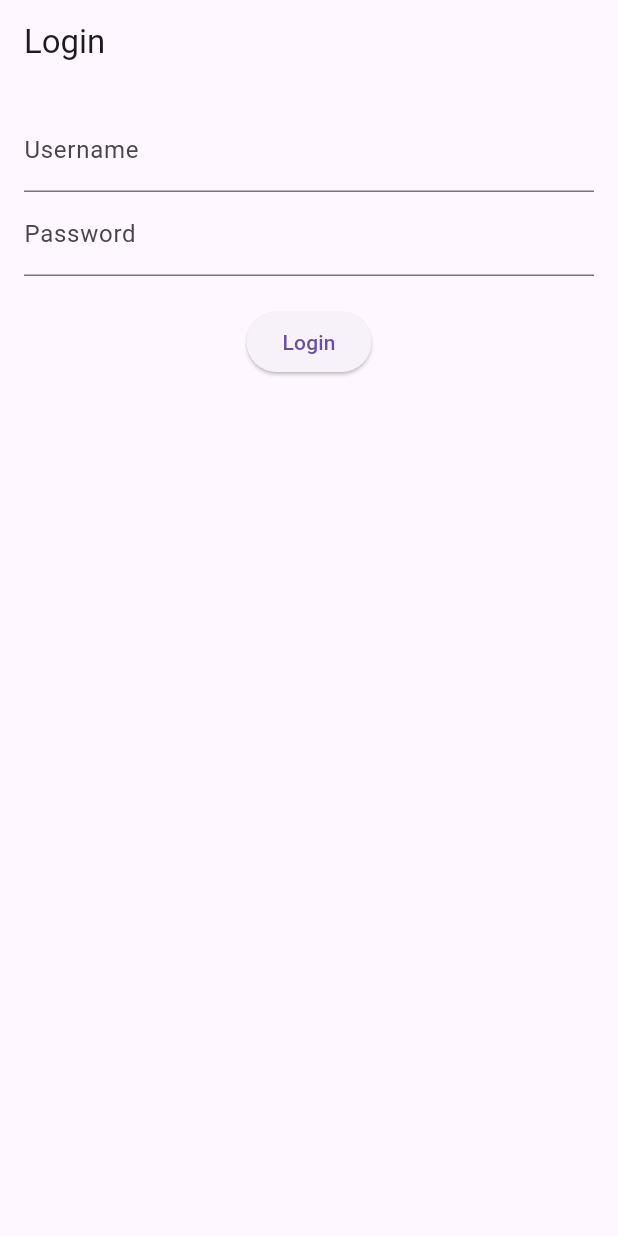
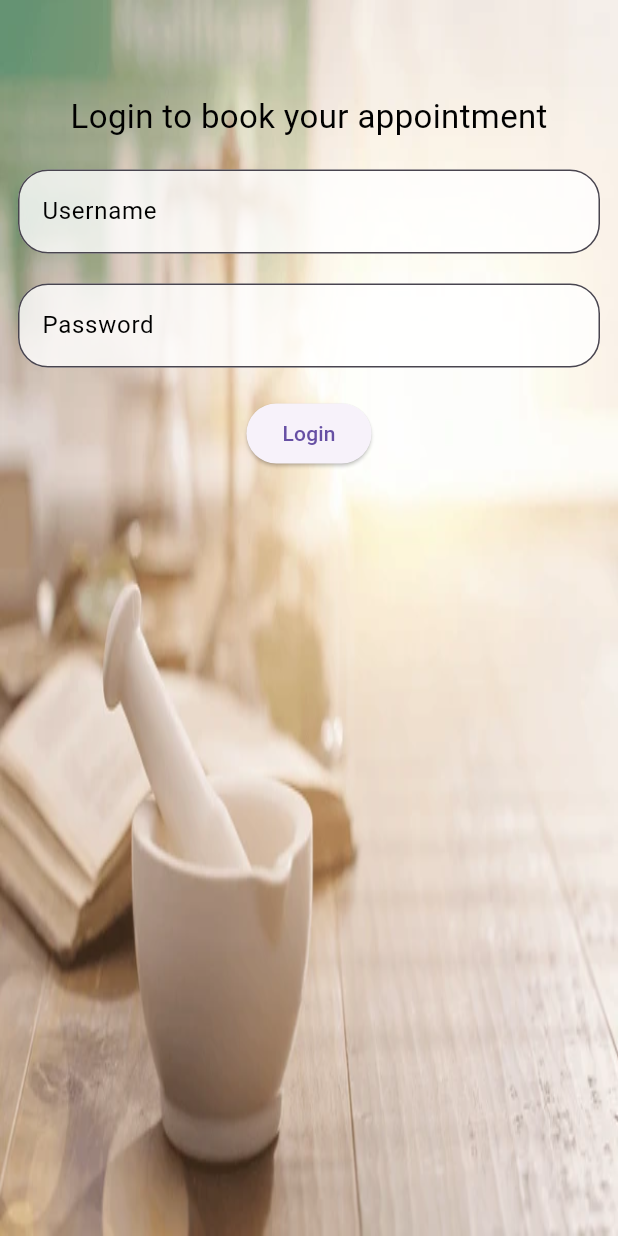
Before and after one commit to AksaGeorge44/ayurvedic_centre, a Flutter app: the screen it shows after launch, on a phone screen of 412 x 824 dp. Run offline on Flutter 3.47's test engine with Material 3 defaults, Android fonts, the phone set to English and light mode, and no system bars.

Commit message:
add designing,colouring to text,display image in login page

```diff
--- a/lib/main.dart
+++ b/lib/main.dart
@@ -15,7 +15,8 @@ void main() {
 class MyApp extends StatelessWidget {
   @override
   Widget build(BuildContext context) {
-    return MultiProvider(
+    return SafeArea(
+      child: MultiProvider(
         providers: [
           ChangeNotifierProvider(create: (_) => AuthProvider()),
           ChangeNotifierProvider(create: (_) => PatientProvider()),
@@ -34,6 +35,7 @@ class MyApp extends StatelessWidget {
             RegisterPatientScreen.routeName: (ctx) => RegisterPatientScreen(),
           },
         ),
+      ),
     );
   }
 }
--- a/lib/screens/login.dart
+++ b/lib/screens/login.dart
@@ -4,6 +4,8 @@ import '../providers/auth_provider.dart';
 import 'home.dart';
 
 class LoginScreen extends StatefulWidget {
+  const LoginScreen({super.key});
+
   @override
   _LoginScreenState createState() => _LoginScreenState();
 }
@@ -41,8 +43,7 @@ class _LoginScreenState extends State<LoginScreen> {
           ],
         ),
       );
-      print('error: $error');
-    }
+ScaffoldMessenger.of(context).showSnackBar(SnackBar(content: Text("error:$error")));    }
     setState(() {
       _isLoading = false;
     });
@@ -53,37 +54,75 @@ class _LoginScreenState extends State<LoginScreen> {
     final authProvider = Provider.of<AuthProvider>(context);
     final userDetails = authProvider.userDetails;
 
+    bool ispassword = true;
+
     return Scaffold(
-      appBar: AppBar(title: const Text('Login')),
-      body: Padding(
-        padding: const EdgeInsets.all(16.0),
+      body: Stack(
+        children: <Widget>[
+          Container(
+            decoration: const BoxDecoration(
+              image: DecorationImage(
+                image: AssetImage('assets/images/bckgrndimg.jpg'),
+                fit: BoxFit.fill,
+              ),
+            ),
+          ),
+          // Login form
+          Padding(
+            padding: const EdgeInsets.all(12.0),
             child: Column(
               children: <Widget>[
+                const SizedBox(height: 50),
+                const Text(
+                  "Login to book your appointment",
+                  style: TextStyle(
+                    fontSize: 22,
+                    color: Colors.black, ),
+                ),
+                const SizedBox(height: 20),
                 TextField(
                   controller: _usernameController,
-              decoration: const InputDecoration(labelText: 'Username'),
+                  decoration: InputDecoration(
+                    labelText: 'Username',
+                    labelStyle: const TextStyle(color: Colors.black),
+                    filled: true,
+                    fillColor: Colors.white.withOpacity(0.8),
+                    border: OutlineInputBorder(
+                      borderRadius: BorderRadius.circular(20),
                     ),
+                  ),
+                ),
+                const SizedBox(height: 20),
                 TextField(
+                  obscureText: ispassword,
                   controller: _passwordController,
-              decoration: const InputDecoration(labelText: 'Password'),
-              obscureText: true,
+                  decoration: InputDecoration(
+                    labelText: 'Password',
+                    labelStyle: const TextStyle(color: Colors.black),
+                    filled: true,
+                    fillColor: Colors.white.withOpacity(0.8),
+                    border: OutlineInputBorder(
+                      borderRadius: BorderRadius.circular(20),
+                    ),
+                  ),
                 ),
                 const SizedBox(height: 20),
                 _isLoading
                     ? const CircularProgressIndicator()
                     : ElevatedButton(
+                  onPressed: _login,
                   child: const Text('Login'),
-              onPressed: _login,
                 ),
                 const SizedBox(height: 20),
                 if (userDetails.isNotEmpty) ...[
                   Text('Logged in as: ${userDetails['name']}'),
                   Text('Phone: ${userDetails['phone']}'),
-              // Display other user details as needed
                 ],
               ],
             ),
           ),
+        ],
+      ),
     );
   }
 }
--- a/pubspec.yaml
+++ b/pubspec.yaml
@@ -62,8 +62,8 @@ flutter:
   uses-material-design: true
 
   # To add assets to your application, add an assets section, like this:
-  # assets:
-  #   - images/a_dot_burr.jpeg
+  assets:
+     - assets/images/
   #   - images/a_dot_ham.jpeg
 
   # An image asset can refer to one or more resolution-specific "variants", see
```
Also changed, not shown: assets/images/bckgrndimg.jpg (added). Lines whose indentation alone changed are shown as unchanged.
